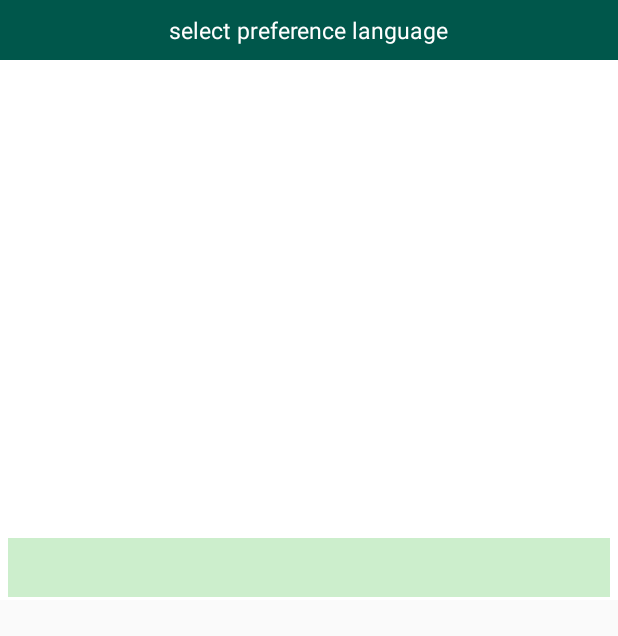
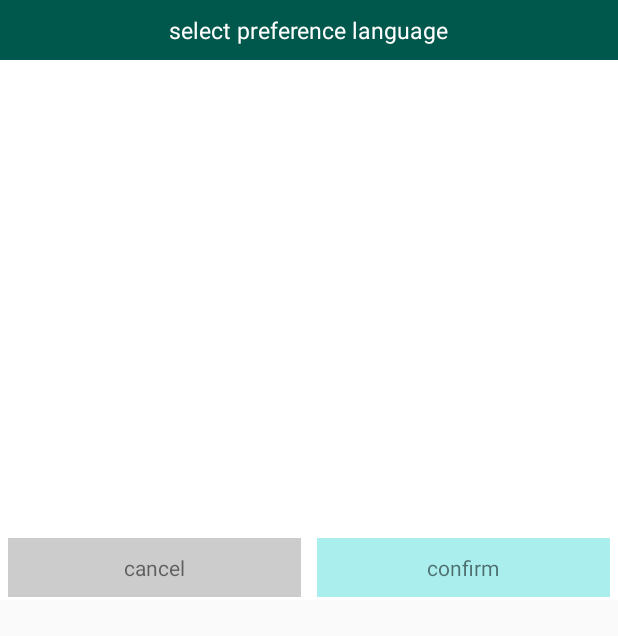
Before and after one commit to jinelei/ArchWiki, an Android app: the layout popup_window_language.xml on its own in the app's theme, with its tools: preview values and no code run, on a phone screen of 412 x 824 dp. Shown: the top 636 px of the screen. Run offline under Robolectric (Android 15) with nearby library versions, the phone set to English and light mode, and no system bars.

```diff
--- a/app/build.gradle
+++ b/app/build.gradle
@@ -37,4 +37,5 @@ dependencies {
     implementation 'com.facebook.stetho:stetho-okhttp3:1.5.1'
     implementation 'com.getbase:floatingactionbutton:1.10.1'
     implementation 'androidx.recyclerview:recyclerview:1.1.0-beta03'
+    implementation 'com.google.guava:guava:28.1-android'
 }
--- a/app/src/main/java/cn/jinelei/smart/archwiki/constants/ArchConstants.java
+++ b/app/src/main/java/cn/jinelei/smart/archwiki/constants/ArchConstants.java
@@ -4,7 +4,7 @@ public class ArchConstants {
 	public static class Handler {
 		public static final int SHOW_LOADING = 10001;
 		public static final int HIDE_LOADING = 10002;
-		public static final int SELECT_LANGUAGE = 10011;
 		public static final int CONFIRM_SELECT_LANGUAGE = 10012;
+		public static final int CANCEL_SELECT_LANGUAGE = 10013;
 	}
 }
--- a/app/src/main/res/layout/popup_window_language.xml
+++ b/app/src/main/res/layout/popup_window_language.xml
@@ -39,17 +39,32 @@
     <LinearLayout
         android:layout_width="match_parent"
         android:layout_height="wrap_content"
-        android:gravity="center">
+        android:gravity="center"
+        android:orientation="horizontal">
 
         <TextView
-            android:id="@+id/vh_tv_select_language"
-            android:layout_width="match_parent"
+            android:id="@+id/tv_cancel"
+            android:layout_width="0dp"
             android:layout_height="wrap_content"
             android:layout_marginHorizontal="5dp"
             android:layout_marginVertical="2dp"
-            android:background="#cceecc"
+            android:layout_weight="1"
+            android:background="#cccccc"
             android:gravity="center"
-            android:padding="10dp" />
+            android:padding="10dp"
+            android:text="@string/cancel" />
+
+        <TextView
+            android:id="@+id/tv_confirm"
+            android:layout_width="0dp"
+            android:layout_height="wrap_content"
+            android:layout_marginHorizontal="5dp"
+            android:layout_marginVertical="2dp"
+            android:layout_weight="1"
+            android:background="#aaeeee"
+            android:gravity="center"
+            android:padding="10dp"
+            android:text="@string/confirm" />
 
     </LinearLayout>
 
--- a/app/src/main/res/values/strings.xml
+++ b/app/src/main/res/values/strings.xml
@@ -9,4 +9,6 @@
     <string name="select_preference_language">select preference language</string>
     <string name="refresh">refresh</string>
     <string name="search">search</string>
+    <string name="more_click_exit">more click to exit</string>
+    <string name="cancel">cancel</string>
 </resources>
```
Also changed, not shown: app/src/main/java/cn/jinelei/smart/archwiki/MainActivity.java (+80 -55 lines), app/src/main/java/cn/jinelei/smart/archwiki/utils/CommonUtils.java (added, +28 -0 lines), app/src/main/java/cn/jinelei/smart/archwiki/views/LanguagePopupWindow.java (+65 -15 lines), 1 other file.
